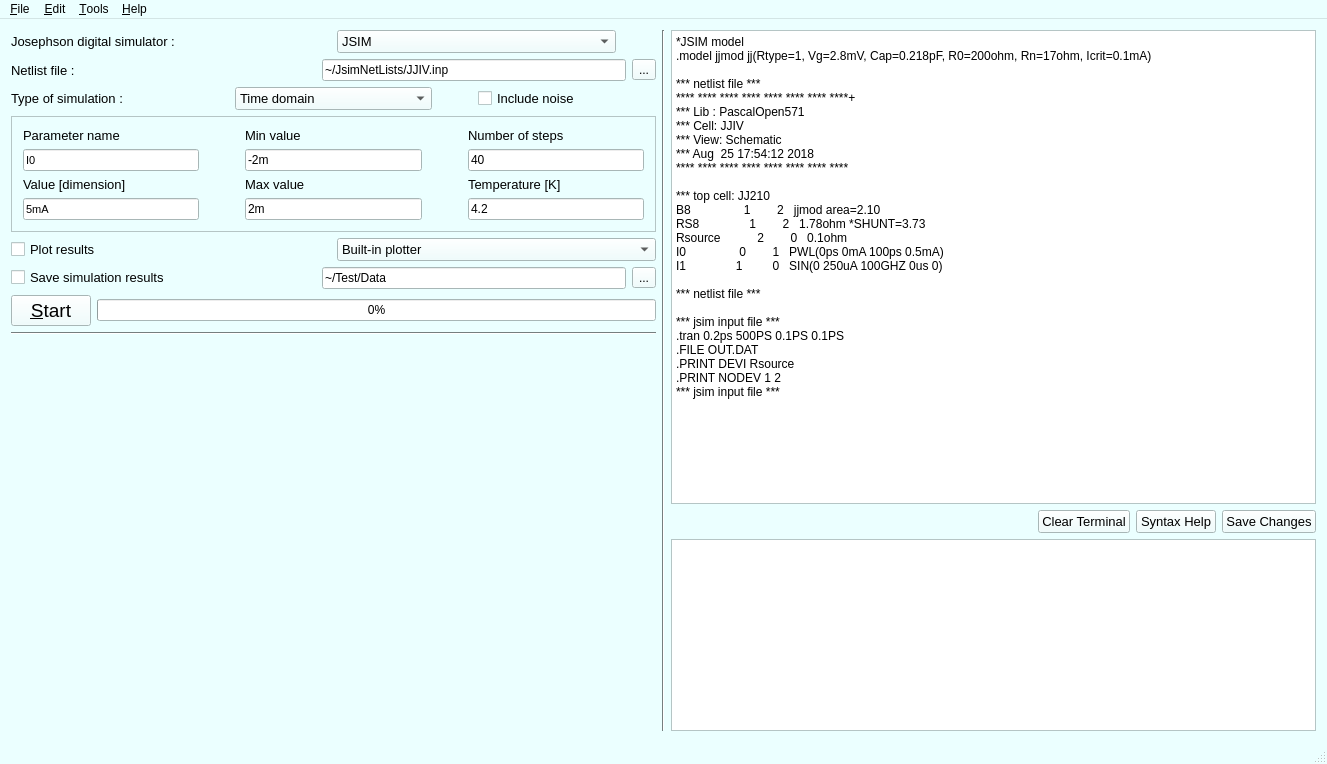
Before: the Qt Designer form mainwindow.ui in SasanRazm/JOINUS, drawn with Qt 5.
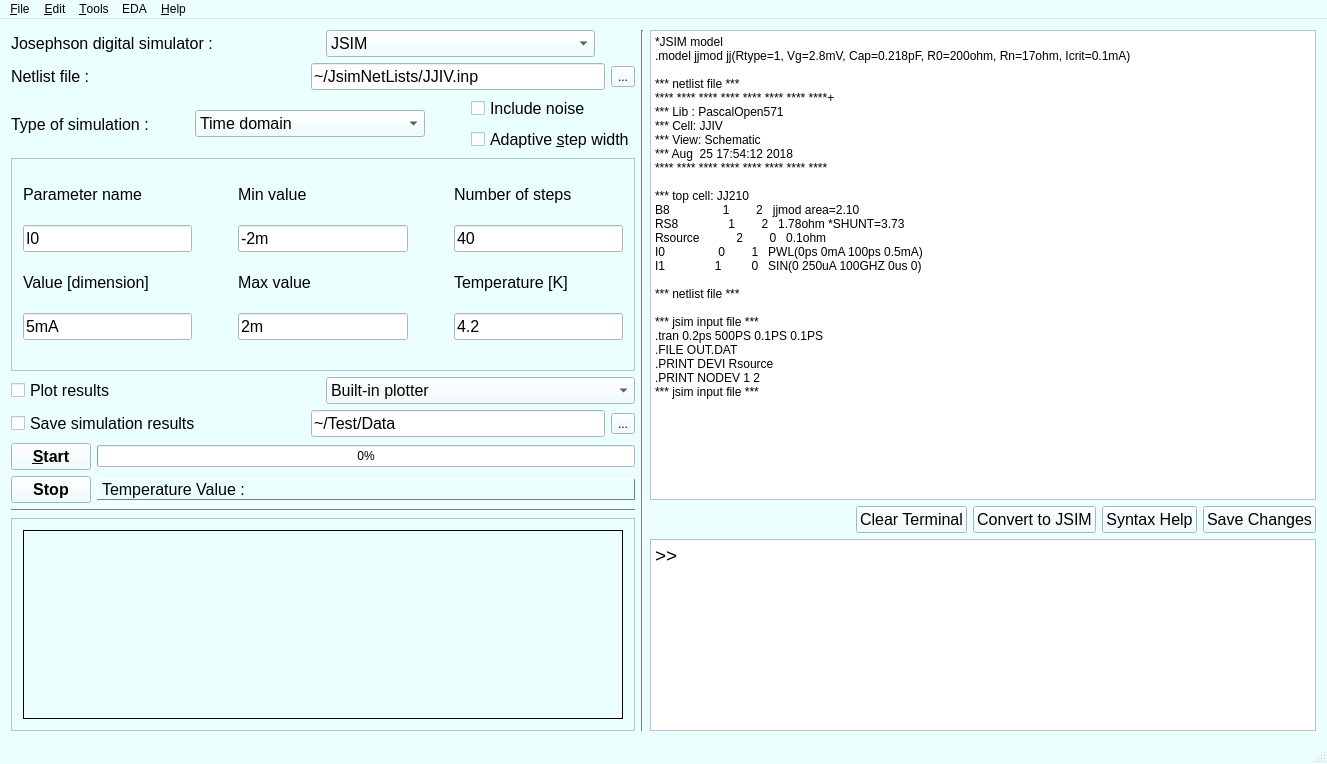
After: the same form once the commit is applied.

Diff of the .ui file:
```diff
--- a/mainwindow.ui
+++ b/mainwindow.ui
@@ -488,19 +488,14 @@
   <widget class="QWidget" name="centralWidget">
    <layout class="QHBoxLayout" name="horizontalLayout_14">
     <item>
-     <layout class="QHBoxLayout" name="horizontalLayout_13">
-      <item>
-       <layout class="QVBoxLayout" name="verticalLayout_9">
-        <item>
-         <layout class="QVBoxLayout" name="verticalLayout_7">
+     <layout class="QVBoxLayout" name="verticalLayout_5">
           <item>
            <layout class="QHBoxLayout" name="horizontalLayout">
             <item>
              <widget class="QLabel" name="label">
               <property name="font">
                <font>
-                <family>Arial</family>
-                <pointsize>10</pointsize>
+            <pointsize>12</pointsize>
                </font>
               </property>
               <property name="text">
@@ -528,8 +523,8 @@
              <widget class="QComboBox" name="SimComboBox">
               <property name="font">
                <font>
-                <family>Arial</family>
-                <pointsize>10</pointsize>
+            <family>Tahoma</family>
+            <pointsize>12</pointsize>
                </font>
               </property>
               <property name="statusTip">
@@ -572,7 +567,7 @@
               <property name="font">
                <font>
                 <family>Arial</family>
-                <pointsize>10</pointsize>
+            <pointsize>12</pointsize>
                </font>
               </property>
               <property name="text">
@@ -588,6 +583,12 @@
                 <verstretch>0</verstretch>
                </sizepolicy>
               </property>
+          <property name="font">
+           <font>
+            <family>Tahoma</family>
+            <pointsize>12</pointsize>
+           </font>
+          </property>
               <property name="statusTip">
                <string>Choose Netlist File</string>
               </property>
@@ -615,7 +616,7 @@
               <property name="font">
                <font>
                 <family>Arial</family>
-                <pointsize>10</pointsize>
+            <pointsize>12</pointsize>
                </font>
               </property>
               <property name="text">
@@ -643,8 +644,8 @@
              <widget class="QComboBox" name="TypeComboBox">
               <property name="font">
                <font>
-                <family>Arial</family>
-                <pointsize>10</pointsize>
+            <family>Tahoma</family>
+            <pointsize>12</pointsize>
                </font>
               </property>
               <property name="statusTip">
@@ -710,11 +711,13 @@
              </spacer>
             </item>
             <item>
+         <layout class="QVBoxLayout" name="verticalLayout_3">
+          <item>
              <widget class="QCheckBox" name="NoiseCheckBox">
               <property name="font">
                <font>
                 <family>Arial</family>
-                <pointsize>10</pointsize>
+              <pointsize>12</pointsize>
                </font>
               </property>
               <property name="statusTip">
@@ -725,10 +728,31 @@
               </property>
              </widget>
             </item>
+          <item>
+           <widget class="QCheckBox" name="ASWcheckBox">
+            <property name="font">
+             <font>
+              <family>Arial</family>
+              <pointsize>12</pointsize>
+             </font>
+            </property>
+            <property name="text">
+             <string>Adaptive &amp;step width</string>
+            </property>
+           </widget>
+          </item>
+         </layout>
+        </item>
            </layout>
           </item>
           <item>
            <widget class="QFrame" name="frame">
+        <property name="sizePolicy">
+         <sizepolicy hsizetype="Minimum" vsizetype="Minimum">
+          <horstretch>0</horstretch>
+          <verstretch>0</verstretch>
+         </sizepolicy>
+        </property>
             <property name="frameShape">
              <enum>QFrame::StyledPanel</enum>
             </property>
@@ -742,10 +766,16 @@
                 <layout class="QVBoxLayout" name="verticalLayout">
                  <item>
                   <widget class="QLabel" name="label_11">
+               <property name="sizePolicy">
+                <sizepolicy hsizetype="Preferred" vsizetype="Fixed">
+                 <horstretch>0</horstretch>
+                 <verstretch>0</verstretch>
+                </sizepolicy>
+               </property>
                    <property name="font">
                     <font>
                      <family>Arial</family>
-                     <pointsize>10</pointsize>
+                 <pointsize>12</pointsize>
                     </font>
                    </property>
                    <property name="text">
@@ -756,14 +786,15 @@
                  <item>
                   <widget class="QLineEdit" name="ParamLineEdit">
                    <property name="sizePolicy">
-                    <sizepolicy hsizetype="Preferred" vsizetype="Preferred">
+                <sizepolicy hsizetype="Preferred" vsizetype="Fixed">
                      <horstretch>0</horstretch>
                      <verstretch>0</verstretch>
                     </sizepolicy>
                    </property>
                    <property name="font">
                     <font>
-                     <pointsize>8</pointsize>
+                 <family>Tahoma</family>
+                 <pointsize>12</pointsize>
                     </font>
                    </property>
                    <property name="toolTip">
@@ -779,10 +810,16 @@
                  </item>
                  <item>
                   <widget class="QLabel" name="label_12">
+               <property name="sizePolicy">
+                <sizepolicy hsizetype="Preferred" vsizetype="Fixed">
+                 <horstretch>0</horstretch>
+                 <verstretch>0</verstretch>
+                </sizepolicy>
+               </property>
                    <property name="font">
                     <font>
                      <family>Arial</family>
-                     <pointsize>10</pointsize>
+                 <pointsize>12</pointsize>
                     </font>
                    </property>
                    <property name="frameShape">
@@ -796,14 +833,15 @@
                  <item>
                   <widget class="QLineEdit" name="SubParamLineEdit">
                    <property name="sizePolicy">
-                    <sizepolicy hsizetype="Preferred" vsizetype="Preferred">
+                <sizepolicy hsizetype="Preferred" vsizetype="Fixed">
                      <horstretch>0</horstretch>
                      <verstretch>0</verstretch>
                     </sizepolicy>
                    </property>
                    <property name="font">
                     <font>
-                     <pointsize>8</pointsize>
+                 <family>Tahoma</family>
+                 <pointsize>12</pointsize>
                     </font>
                    </property>
                    <property name="toolTip">
@@ -839,10 +877,16 @@
                 <layout class="QVBoxLayout" name="verticalLayout_2">
                  <item>
                   <widget class="QLabel" name="label_9">
+               <property name="sizePolicy">
+                <sizepolicy hsizetype="Preferred" vsizetype="Fixed">
+                 <horstretch>0</horstretch>
+                 <verstretch>0</verstretch>
+                </sizepolicy>
+               </property>
                    <property name="font">
                     <font>
                      <family>Arial</family>
-                     <pointsize>10</pointsize>
+                 <pointsize>12</pointsize>
                     </font>
                    </property>
                    <property name="text">
@@ -858,6 +902,12 @@
                      <verstretch>0</verstretch>
                     </sizepolicy>
                    </property>
+               <property name="font">
+                <font>
+                 <family>Tahoma</family>
+                 <pointsize>12</pointsize>
+                </font>
+               </property>
                    <property name="toolTip">
                     <string>Start value of simulation</string>
                    </property>
@@ -871,10 +921,16 @@
                  </item>
                  <item>
                   <widget class="QLabel" name="label_10">
+               <property name="sizePolicy">
+                <sizepolicy hsizetype="Preferred" vsizetype="Fixed">
+                 <horstretch>0</horstretch>
+                 <verstretch>0</verstretch>
+                </sizepolicy>
+               </property>
                    <property name="font">
                     <font>
                      <family>Arial</family>
-                     <pointsize>10</pointsize>
+                 <pointsize>12</pointsize>
                     </font>
                    </property>
                    <property name="text">
@@ -890,6 +946,12 @@
                      <verstretch>0</verstretch>
                     </sizepolicy>
                    </property>
+               <property name="font">
+                <font>
+                 <family>Tahoma</family>
+                 <pointsize>12</pointsize>
+                </font>
+               </property>
                    <property name="toolTip">
                     <string>End value of simulation</string>
                    </property>
@@ -923,10 +985,16 @@
                 <layout class="QVBoxLayout" name="verticalLayout_4">
                  <item>
                   <widget class="QLabel" name="label_7">
+               <property name="sizePolicy">
+                <sizepolicy hsizetype="Preferred" vsizetype="Fixed">
+                 <horstretch>0</horstretch>
+                 <verstretch>0</verstretch>
+                </sizepolicy>
+               </property>
                    <property name="font">
                     <font>
                      <family>Arial</family>
-                     <pointsize>10</pointsize>
+                 <pointsize>12</pointsize>
                     </font>
                    </property>
                    <property name="text">
@@ -942,6 +1010,12 @@
                      <verstretch>0</verstretch>
                     </sizepolicy>
                    </property>
+               <property name="font">
+                <font>
+                 <family>Tahoma</family>
+                 <pointsize>12</pointsize>
+                </font>
+               </property>
                    <property name="toolTip">
                     <string>Step Number, bigger step would take more time!</string>
                    </property>
@@ -955,10 +1029,16 @@
                  </item>
                  <item>
                   <widget class="QLabel" name="label_8">
+               <property name="sizePolicy">
+                <sizepolicy hsizetype="Preferred" vsizetype="Fixed">
+                 <horstretch>0</horstretch>
+                 <verstretch>0</verstretch>
+                </sizepolicy>
+               </property>
                    <property name="font">
                     <font>
                      <family>Arial</family>
-                     <pointsize>10</pointsize>
+                 <pointsize>12</pointsize>
                     </font>
                    </property>
                    <property name="text">
@@ -974,6 +1054,12 @@
                      <verstretch>0</verstretch>
                     </sizepolicy>
                    </property>
+               <property name="font">
+                <font>
+                 <family>Tahoma</family>
+                 <pointsize>12</pointsize>
+                </font>
+               </property>
                    <property name="toolTip">
                     <string>Circuit temperature. (should be under 9.1K)</string>
                    </property>
@@ -999,7 +1085,7 @@
               <property name="font">
                <font>
                 <family>Arial</family>
-                <pointsize>10</pointsize>
+            <pointsize>12</pointsize>
                </font>
               </property>
               <property name="statusTip">
@@ -1017,8 +1103,8 @@
              <widget class="QComboBox" name="PlotComboBox">
               <property name="font">
                <font>
-                <family>Arial</family>
-                <pointsize>10</pointsize>
+            <family>Tahoma</family>
+            <pointsize>12</pointsize>
                </font>
               </property>
               <property name="statusTip">
@@ -1050,7 +1136,7 @@
               <property name="font">
                <font>
                 <family>Arial</family>
-                <pointsize>10</pointsize>
+            <pointsize>12</pointsize>
                </font>
               </property>
               <property name="text">
@@ -1066,6 +1152,12 @@
                 <verstretch>0</verstretch>
                </sizepolicy>
               </property>
+          <property name="font">
+           <font>
+            <family>Tahoma</family>
+            <pointsize>12</pointsize>
+           </font>
+          </property>
               <property name="statusTip">
                <string>Path of the Folder to Save the Simulation Results</string>
               </property>
@@ -1088,7 +1180,7 @@
             <item>
              <widget class="QPushButton" name="StartPushButton">
               <property name="sizePolicy">
-               <sizepolicy hsizetype="Minimum" vsizetype="Fixed">
+           <sizepolicy hsizetype="Fixed" vsizetype="Fixed">
                 <horstretch>0</horstretch>
                 <verstretch>0</verstretch>
                </sizepolicy>
@@ -1096,7 +1188,10 @@
               <property name="font">
                <font>
                 <family>Arial</family>
-                <pointsize>14</pointsize>
+            <pointsize>12</pointsize>
+            <weight>75</weight>
+            <italic>false</italic>
+            <bold>true</bold>
                </font>
               </property>
               <property name="statusTip">
@@ -1105,12 +1200,18 @@
               <property name="text">
                <string>&amp;Start</string>
               </property>
+          <property name="autoDefault">
+           <bool>false</bool>
+          </property>
+          <property name="default">
+           <bool>false</bool>
+          </property>
              </widget>
             </item>
             <item>
              <widget class="QProgressBar" name="ProgressBar">
               <property name="sizePolicy">
-               <sizepolicy hsizetype="Expanding" vsizetype="Fixed">
+           <sizepolicy hsizetype="Preferred" vsizetype="Fixed">
                 <horstretch>0</horstretch>
                 <verstretch>0</verstretch>
                </sizepolicy>
@@ -1128,6 +1229,61 @@
             </item>
            </layout>
           </item>
+      <item>
+       <layout class="QHBoxLayout" name="horizontalLayout_9">
+        <item>
+         <widget class="QPushButton" name="StopPushButton">
+          <property name="sizePolicy">
+           <sizepolicy hsizetype="Fixed" vsizetype="Fixed">
+            <horstretch>0</horstretch>
+            <verstretch>0</verstretch>
+           </sizepolicy>
+          </property>
+          <property name="font">
+           <font>
+            <family>Arial</family>
+            <pointsize>12</pointsize>
+            <weight>75</weight>
+            <italic>false</italic>
+            <bold>true</bold>
+           </font>
+          </property>
+          <property name="statusTip">
+           <string>Starting the Simulation</string>
+          </property>
+          <property name="text">
+           <string>Stop</string>
+          </property>
+         </widget>
+        </item>
+        <item>
+         <widget class="QLabel" name="InfoLabel">
+          <property name="sizePolicy">
+           <sizepolicy hsizetype="Preferred" vsizetype="Fixed">
+            <horstretch>0</horstretch>
+            <verstretch>0</verstretch>
+           </sizepolicy>
+          </property>
+          <property name="font">
+           <font>
+            <family>Arial</family>
+            <pointsize>12</pointsize>
+           </font>
+          </property>
+          <property name="frameShape">
+           <enum>QFrame::Panel</enum>
+          </property>
+          <property name="frameShadow">
+           <enum>QFrame::Raised</enum>
+          </property>
+          <property name="lineWidth">
+           <number>1</number>
+          </property>
+          <property name="text">
+           <string>Temperature Value : </string>
+          </property>
+         </widget>
+        </item>
          </layout>
         </item>
         <item>
@@ -1138,17 +1294,41 @@
          </widget>
         </item>
         <item>
-         <spacer name="verticalSpacer">
-          <property name="orientation">
-           <enum>Qt::Vertical</enum>
-          </property>
-          <property name="sizeHint" stdset="0">
-           <size>
-            <width>20</width>
-            <height>40</height>
-           </size>
-          </property>
-         </spacer>
+       <widget class="QFrame" name="frame_2">
+        <property name="sizePolicy">
+         <sizepolicy hsizetype="Preferred" vsizetype="Preferred">
+          <horstretch>0</horstretch>
+          <verstretch>0</verstretch>
+         </sizepolicy>
+        </property>
+        <property name="frameShape">
+         <enum>QFrame::StyledPanel</enum>
+        </property>
+        <property name="frameShadow">
+         <enum>QFrame::Raised</enum>
+        </property>
+        <layout class="QHBoxLayout" name="horizontalLayout_11">
+         <item>
+          <widget class="QLabel" name="lblNetlistPic">
+           <property name="sizePolicy">
+            <sizepolicy hsizetype="Preferred" vsizetype="Preferred">
+             <horstretch>0</horstretch>
+             <verstretch>0</verstretch>
+            </sizepolicy>
+           </property>
+           <property name="frameShape">
+            <enum>QFrame::Box</enum>
+           </property>
+           <property name="frameShadow">
+            <enum>QFrame::Plain</enum>
+           </property>
+           <property name="text">
+            <string/>
+           </property>
+          </widget>
+         </item>
+        </layout>
+       </widget>
         </item>
        </layout>
       </item>
@@ -1160,18 +1340,21 @@
        </widget>
       </item>
       <item>
-       <layout class="QVBoxLayout" name="verticalLayout_3">
+     <layout class="QVBoxLayout" name="verticalLayout_6">
         <item>
          <widget class="QPlainTextEdit" name="NetlistPlainTextEdit">
-          <property name="sizePolicy">
-           <sizepolicy hsizetype="Expanding" vsizetype="Expanding">
-            <horstretch>0</horstretch>
-            <verstretch>0</verstretch>
-           </sizepolicy>
+        <property name="sizeIncrement">
+         <size>
+          <width>1</width>
+          <height>1</height>
+         </size>
           </property>
           <property name="toolTip">
            <string>Shows the progress of the simulation</string>
           </property>
+        <property name="sizeAdjustPolicy">
+         <enum>QAbstractScrollArea::AdjustIgnored</enum>
+        </property>
           <property name="plainText">
            <string>*JSIM model
 .model jjmod jj(Rtype=1, Vg=2.8mV, Cap=0.218pF, R0=200ohm, Rn=17ohm, Icrit=0.1mA)
@@ -1222,20 +1405,54 @@
             <property name="font">
              <font>
               <family>Arial</family>
-              <pointsize>10</pointsize>
-             </font>
-            </property>
+            <pointsize>12</pointsize>
+           </font>
+          </property>
+          <property name="toolTip">
+           <string>Clears the terminal field.</string>
+          </property>
             <property name="text">
              <string>Clear Terminal</string>
             </property>
            </widget>
           </item>
+        <item>
+         <widget class="QPushButton" name="convertPushButton">
+          <property name="font">
+           <font>
+            <family>Arial</family>
+            <pointsize>12</pointsize>
+           </font>
+          </property>
+          <property name="toolTip">
+           <string>Converts the netlist to JSIM friendly netlist format.</string>
+          </property>
+          <property name="text">
+           <string>Convert to JSIM</string>
+          </property>
+          <property name="autoRepeat">
+           <bool>false</bool>
+          </property>
+          <property name="autoExclusive">
+           <bool>false</bool>
+          </property>
+          <property name="autoDefault">
+           <bool>false</bool>
+          </property>
+          <property name="default">
+           <bool>false</bool>
+          </property>
+          <property name="flat">
+           <bool>false</bool>
+          </property>
+         </widget>
+        </item>
           <item>
            <widget class="QPushButton" name="TemplateNetListPushBottun">
             <property name="font">
              <font>
               <family>Arial</family>
-              <pointsize>10</pointsize>
+            <pointsize>12</pointsize>
              </font>
             </property>
             <property name="toolTip">
@@ -1251,7 +1468,7 @@
             <property name="font">
              <font>
               <family>Arial</family>
-              <pointsize>10</pointsize>
+            <pointsize>12</pointsize>
              </font>
             </property>
             <property name="toolTip">
@@ -1267,7 +1484,7 @@
         <item>
          <widget class="QPlainTextEdit" name="TerminalPlainTextEdit">
           <property name="sizePolicy">
-           <sizepolicy hsizetype="Expanding" vsizetype="Minimum">
+         <sizepolicy hsizetype="Expanding" vsizetype="Preferred">
             <horstretch>0</horstretch>
             <verstretch>0</verstretch>
            </sizepolicy>
@@ -1293,9 +1510,16 @@
           <property name="statusTip">
            <string>Terminal outputs are displayed here.</string>
           </property>
-         </widget>
-        </item>
-       </layout>
+        <property name="sizeAdjustPolicy">
+         <enum>QAbstractScrollArea::AdjustIgnored</enum>
+        </property>
+        <property name="lineWrapMode">
+         <enum>QPlainTextEdit::NoWrap</enum>
+        </property>
+        <property name="plainText">
+         <string>&gt;&gt;</string>
+        </property>
+       </widget>
       </item>
      </layout>
     </item>
@@ -1359,10 +1583,31 @@
     <addaction name="separator"/>
     <addaction name="actionMore_Info"/>
     <addaction name="action_Wizard"/>
+    <addaction name="actionMore_Info"/>
+    <addaction name="actionAbout_Qt"/>
+    <addaction name="separator"/>
+   </widget>
+   <widget class="QMenu" name="menuLayout">
+    <property name="title">
+     <string>EDA</string>
+    </property>
+    <addaction name="actionLayout_Editor"/>
+    <addaction name="actionSchamatic_Capture"/>
+    <addaction name="separator"/>
+    <addaction name="actionTCAD"/>
+    <addaction name="actionInductex"/>
+    <addaction name="separator"/>
+    <addaction name="actionLVS_SPIRA"/>
+    <addaction name="actionAnalogue_verification"/>
+    <addaction name="actionDigital_verification"/>
+    <addaction name="separator"/>
+    <addaction name="actionVerilog"/>
+    <addaction name="actionMicrowave_calculator"/>
    </widget>
    <addaction name="FileMenu"/>
    <addaction name="menuEdit"/>
    <addaction name="menuTools"/>
+   <addaction name="menuLayout"/>
    <addaction name="menuHelp"/>
   </widget>
   <widget class="QStatusBar" name="statusBar">
```
Left out of the diff: 106 changed lines with no effect on the pictures. Lines whose indentation alone changed are shown as unchanged.
